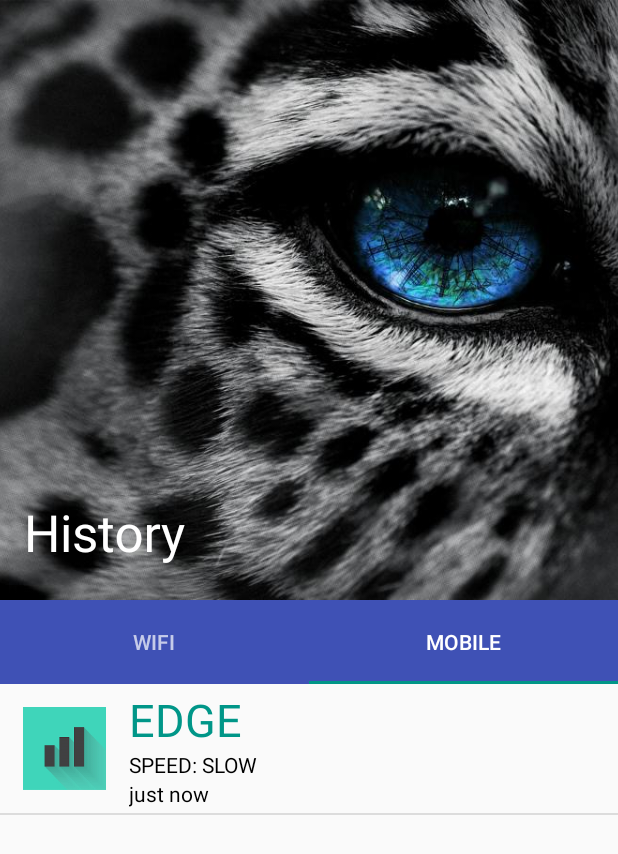
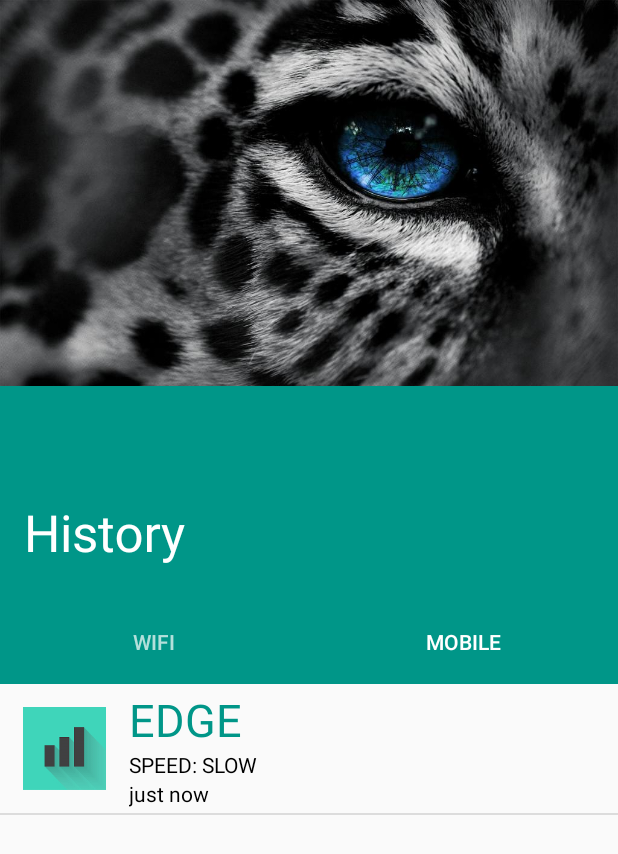
Before and after one commit to PhongHuynh93/Wifi2, an Android app: the fragment HistoryFragment placed in its activity, tab 2 chosen, on a phone screen of 412 x 824 dp. Shown: the top 854 px of the screen. Run offline under Robolectric (Android 15) with nearby library versions, the phone set to English and light mode, and no system bars.

```diff
--- a/app/src/main/res/layout/fragment_history.xml
+++ b/app/src/main/res/layout/fragment_history.xml
@@ -24,17 +24,34 @@
             app:expandedTitleMarginStart="@dimen/activity_horizontal_margin"
             app:layout_scrollFlags="scroll|exitUntilCollapsed">
 
+            <FrameLayout
+                android:layout_width="match_parent"
+                android:layout_height="wrap_content"
+                android:layout_gravity="center_horizontal"
+                android:clipChildren="false"
+                android:fitsSystemWindows="true"
+                app:layout_collapseMode="parallax">
+
                 <ImageView
+                    android:id="@+id/toolbar_image_outgoing"
+                    android:layout_width="match_parent"
+                    android:layout_height="match_parent"
+                    android:adjustViewBounds="true"
+                    android:contentDescription="@null"
                     android:fitsSystemWindows="true"
+                    android:scaleType="centerCrop"
+                    android:visibility="gone" />
+
+                <ImageView
                     android:id="@+id/toolbar_image"
                     android:layout_width="match_parent"
                     android:layout_height="match_parent"
                     android:adjustViewBounds="true"
                     android:contentDescription="@null"
+                    android:fitsSystemWindows="true"
                     android:scaleType="centerCrop"
-                android:src="@drawable/leopard"
-                app:layout_collapseMode="parallax"/>
-
+                    android:src="@drawable/leopard" />
+            </FrameLayout>
             <android.support.v7.widget.Toolbar
                 android:id="@+id/toolbar"
                 android:layout_width="match_parent"
--- a/app/src/main/res/values/colors.xml
+++ b/app/src/main/res/values/colors.xml
@@ -1,6 +1,6 @@
 <?xml version="1.0" encoding="utf-8"?>
 <resources>
-    <color name="colorPrimary">#3F51B5</color>
+    <color name="colorPrimary">@color/dark_teal</color>
     <color name="colorPrimaryDark">@android:color/transparent</color>
     <color name="colorAccent">@color/dark_teal</color>
     <color name="grey_dark">#212121</color>
```
Also changed, not shown: app/src/main/java/dhbk/android/wifi2/models/HistoryPageModel.java (added, +24 -0 lines). Lines whose indentation alone changed are shown as unchanged.
